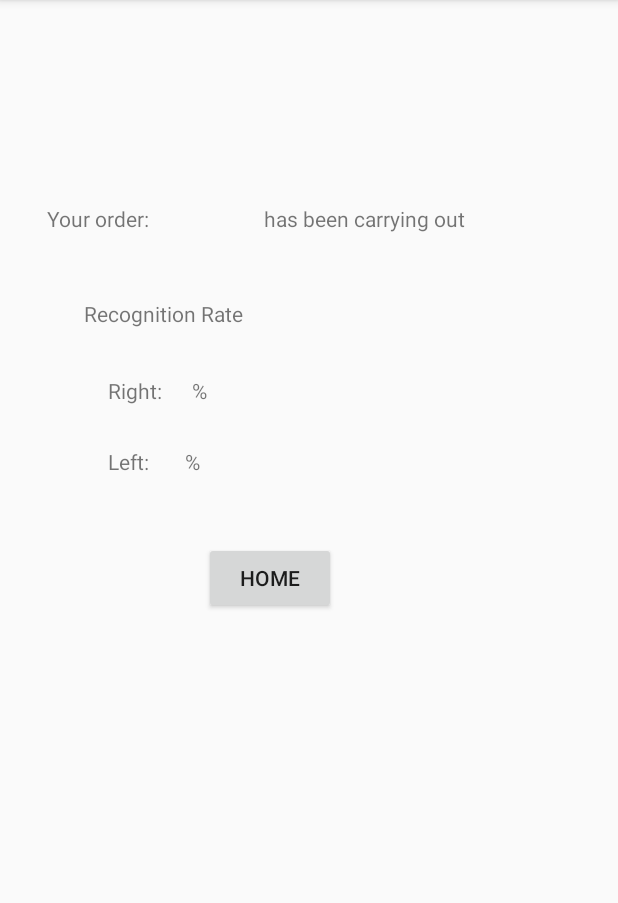
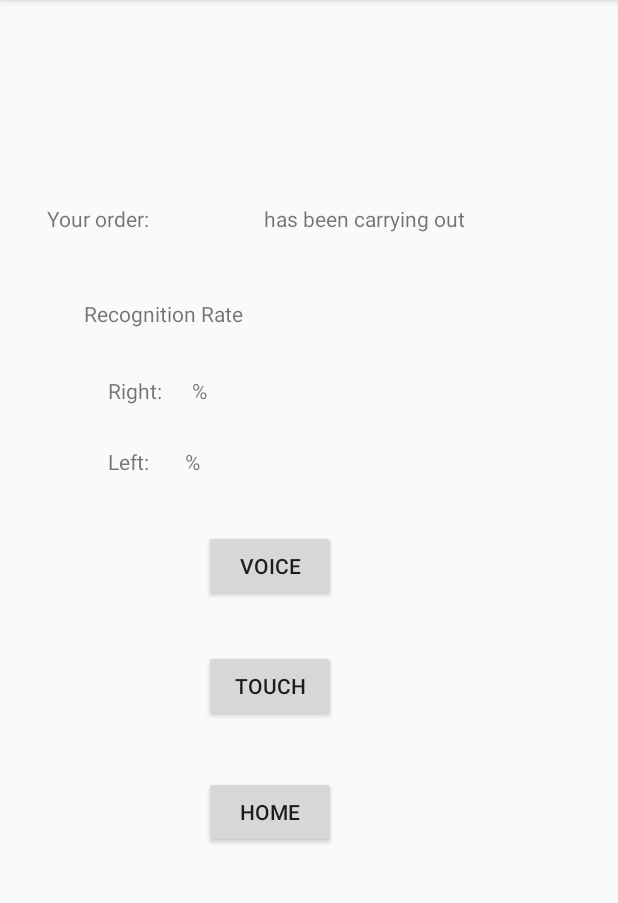
Before and after one commit to malor4wiz/VoiceDrone, an Android app: the RecordResultPage screen opened directly, with no data from a screen before it, on a phone screen of 412 x 824 dp, the part 84-987 px from its top. Run offline under Robolectric (Android 15) with nearby library versions, the phone set to English and light mode, and no system bars; our stand-ins replace RxJava; network calls fail.

Commit message:
Moving tello with Voice is ok

```diff
--- a/app/src/main/java/com/example/voicedrone/Connection.kt
+++ b/app/src/main/java/com/example/voicedrone/Connection.kt
@@ -17,9 +17,6 @@ class Connection(private val context: Context, private val wifiSSID: String, pri
 
     private var wifiManager =
         context.applicationContext.getSystemService(Context.WIFI_SERVICE) as WifiManager
-
-    private val connectivityManager =
-        context.applicationContext.getSystemService(Context.CONNECTIVITY_SERVICE) as ConnectivityManager
 
     operator fun invoke() {
         Log.v("v", "invoke")
@@ -43,18 +40,6 @@ class Connection(private val context: Context, private val wifiSSID: String, pri
         addNetwork()
     }
 
-//    private fun initNetwork(): Single<Network> {
-//        Log.v("v","Initializing network...")
-//        return Single.just(connectivityManager.allNetworks.find {
-//            if (Build.VERSION.SDK_INT >= Build.VERSION_CODES.M) {
-//                connectivityManager.getNetworkCapabilities(it)
-//                    .hasTransport(NetworkCapabilities.TRANSPORT_WIFI)
-//            } else {
-//                connectivityManager.getNetworkInfo(it).extraInfo == wifiSSID
-//            }
-//        })
-//    }
-
     private fun addNetwork() {
         Log.v("v","Connecting to ${wifiSSID}...")
         val wc = WifiConfiguration()
@@ -76,4 +61,10 @@ class Connection(private val context: Context, private val wifiSSID: String, pri
         Log.v("v","Connected to $currentSSID")
         return currentSSID == "\"${wifiSSID}\""
     }
+
+    fun disable() {
+        Log.v("v", "Current Network is disabled")
+        val netid = wifiManager.connectionInfo.networkId
+        wifiManager.disableNetwork(netid)
+    }
 }
--- a/app/src/main/java/com/example/voicedrone/RecordPage.kt
+++ b/app/src/main/java/com/example/voicedrone/RecordPage.kt
@@ -195,7 +195,7 @@ class RecordPage : AppCompatActivity() {
             val jsonObject = JSONObject(string)
             Log.w("result:", jsonObject.get("result").toString())
 
-            val intent = Intent(application, RecordResultPage::class.java)
+            val intent = Intent(application, RecordResultPage::class.java).setFlags(Intent.FLAG_ACTIVITY_CLEAR_TASK or Intent.FLAG_ACTIVITY_NEW_TASK)
             val result = jsonObject.get("result").toString()
             val rightRecognitionRate = jsonObject.getJSONObject("prob").get("right").toString()
             val leftRecognitionRate = jsonObject.getJSONObject("prob").get("left").toString()
--- a/app/src/main/java/com/example/voicedrone/RecordResultPage.kt
+++ b/app/src/main/java/com/example/voicedrone/RecordResultPage.kt
@@ -26,12 +26,15 @@ class RecordResultPage : AppCompatActivity() {
         val intent = intent
         val voiceResult = findViewById<TextView>(R.id.voiceResult)
 
-
         val rightRecognition = findViewById<TextView>(R.id.rightRecognition)
         val leftRecognition = findViewById<TextView>(R.id.leftRecognition)
 
         val rightRecognitionRate = intent.getStringExtra("rightRecognitionRate")
         val leftRecognitionRate = intent.getStringExtra("leftRecognitionRate")
+
+        val connection = Connection(this, droneWiFiID, droneWiFiPass)
+        connection.disable()
+        connection.invoke()
 
         if (rightRecognitionRate != null && leftRecognitionRate != null) {
             val rightRecognitnionRateFloat = rightRecognitionRate.toFloat()
@@ -55,16 +58,7 @@ class RecordResultPage : AppCompatActivity() {
 
         if (orderValid) {
             Log.v("Connection", "drone")
-            GlobalScope.launch {
-                withContext(Dispatchers.Default) {
-                    Connection(
-                        applicationContext,
-                        droneWiFiID,
-                        droneWiFiPass
-                    ).invoke()
-                }
-                initTello()
-            }
+            initTello()
         }
     }
 
@@ -72,6 +66,8 @@ class RecordResultPage : AppCompatActivity() {
         tello = KTello()
         Log.v("initTello", "tello")
         Thread{
+            Thread.sleep(5000)
+            Log.v("wait", "waited")
             try {
                 tello?.connect()
                 Thread.sleep(3000)
@@ -103,4 +99,14 @@ class RecordResultPage : AppCompatActivity() {
         val intent = Intent(application, HomePage::class.java)
         startActivity(intent)
     }
+
+    fun onClickVoiceButton(view: View?) {
+        val intent = Intent(application, RecordPage::class.java)
+        startActivity(intent)
+    }
+
+    fun onClickTouchButton(view: View?) {
+        val intent = Intent(application, TouchPage::class.java)
+        startActivity(intent)
+    }
 }
--- a/app/src/main/java/com/example/voicedrone/WiFiSelectPage.kt
+++ b/app/src/main/java/com/example/voicedrone/WiFiSelectPage.kt
@@ -120,12 +120,14 @@ class WiFiSelectPage : AppCompatActivity() {
             internetWiFiPass = internetPassword?.text.toString()
             droneWiFiPass = dronePassword?.text.toString()
 
-            if((internetWiFiID != "選択されていません") && (droneWiFiID != "選択されていません")){
+            if((internetWiFiID != "選択してください") && (droneWiFiID != "選択してください")){
                 val connection = Connection(this, internetWiFi?.text.toString(), "326824658235a")
                 connection.invoke()
 
-//                val intent = Intent(application, RecordPage::class.java)
-//                startActivity(intent)
+                Thread.sleep(1000)
+
+                val intent = Intent(application, RecordPage::class.java)
+                startActivity(intent)
             } else {
                 Toast.makeText(applicationContext, "WiFiが選択されていません", Toast.LENGTH_SHORT).show()
             }
--- a/app/src/main/res/layout/record_result_page.xml
+++ b/app/src/main/res/layout/record_result_page.xml
@@ -63,17 +63,6 @@
         app:layout_constraintStart_toStartOf="@+id/rightRecognitionTitle"
         app:layout_constraintTop_toBottomOf="@+id/rightRecognitionTitle" />
 
-    <Button
-        android:id="@+id/homeButton"
-        android:layout_width="wrap_content"
-        android:layout_height="wrap_content"
-        android:layout_marginStart="136dp"
-        android:layout_marginTop="44dp"
-        android:onClick="onClickHomeButton"
-        android:text="Home"
-        app:layout_constraintStart_toStartOf="parent"
-        app:layout_constraintTop_toBottomOf="@+id/leftRecognition" />
-
     <TextView
         android:id="@+id/rightRecognition"
         android:layout_width="wrap_content"
@@ -91,4 +80,35 @@
         android:text="%"
         app:layout_constraintStart_toEndOf="@+id/leftRecognitionTitle"
         app:layout_constraintTop_toTopOf="@+id/leftRecognitionTitle" />
+
+    <Button
+        android:id="@+id/homeButton"
+        android:layout_width="wrap_content"
+        android:layout_height="wrap_content"
+        android:layout_marginTop="36dp"
+        android:onClick="onClickHomeButton"
+        android:text="Home"
+        app:layout_constraintStart_toStartOf="@+id/touchButton"
+        app:layout_constraintTop_toBottomOf="@+id/touchButton" />
+
+    <Button
+        android:id="@+id/voiceButton"
+        android:layout_width="wrap_content"
+        android:layout_height="wrap_content"
+        android:layout_marginStart="136dp"
+        android:layout_marginTop="36dp"
+        android:text="Voice"
+        app:layout_constraintStart_toStartOf="parent"
+        app:layout_constraintTop_toBottomOf="@+id/leftRecognition"
+        android:onClick="onClickVoiceButton"/>
+
+    <Button
+        android:id="@+id/touchButton"
+        android:layout_width="wrap_content"
+        android:layout_height="wrap_content"
+        android:layout_marginTop="32dp"
+        android:text="Touch"
+        app:layout_constraintStart_toStartOf="@+id/voiceButton"
+        app:layout_constraintTop_toBottomOf="@+id/voiceButton"
+        android:onClick="onClickTouchButton"/>
 </androidx.constraintlayout.widget.ConstraintLayout>
--- a/app/src/main/res/layout/wifi_select_page.xml
+++ b/app/src/main/res/layout/wifi_select_page.xml
@@ -85,7 +85,7 @@
         android:id="@+id/internetWiFi"
         android:layout_width="wrap_content"
         android:layout_height="wrap_content"
-        android:layout_marginStart="40dp"
+        android:layout_marginStart="52dp"
         android:layout_marginTop="32dp"
         android:text="選択してください"
         app:layout_constraintBottom_toBottomOf="parent"
```
